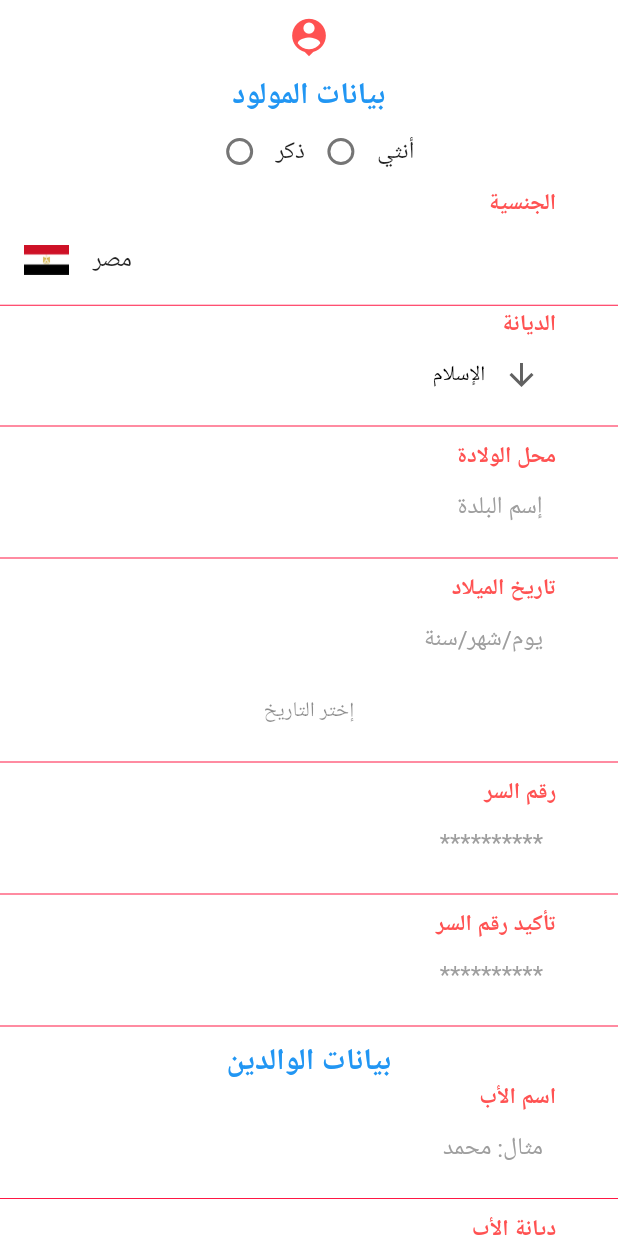
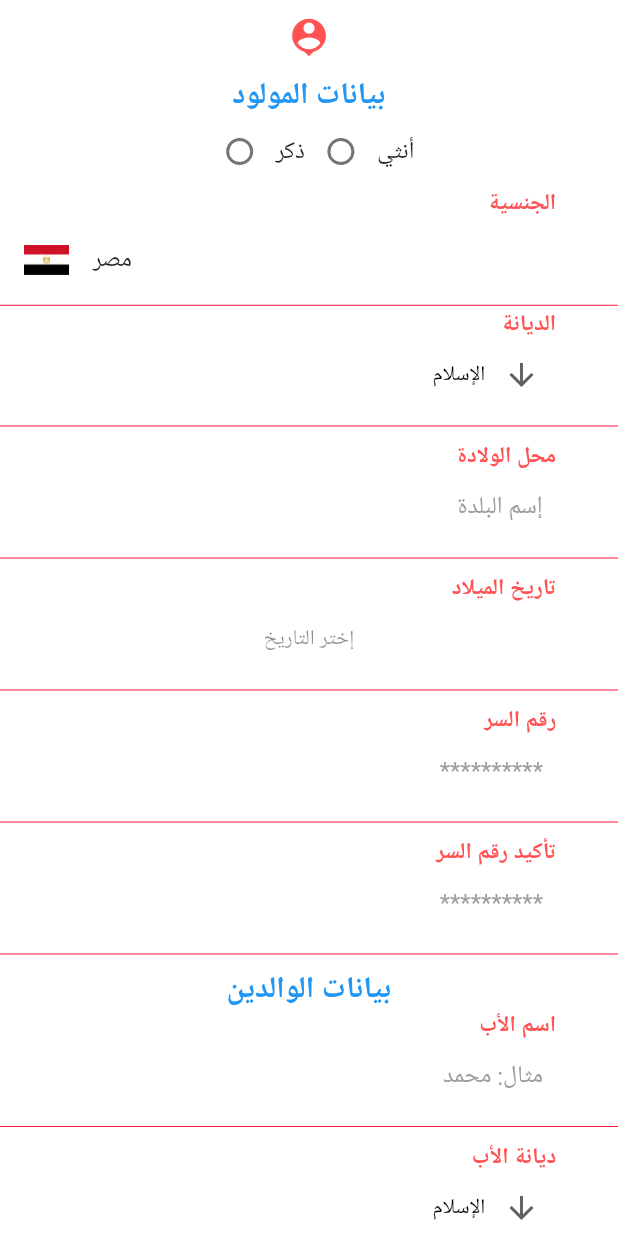
Before and after one commit to Hassan-Elseoudy/Governmental-Access-Model, a Flutter app: the screen it shows after launch, swiped to page 3, on a phone screen of 412 x 824 dp. Run offline on Flutter 3.47's test engine with Material 2 defaults, Android fonts, the phone set to English and light mode, and no system bars; our stand-ins replace cloud_firestore, firebase_auth, flutter_datetime_picker, pdf; accounts and stored records are empty.

Commit message:
There are some errors and overflow, i'll leave this shit for now

```diff
--- a/lib/Signup.dart
+++ b/lib/Signup.dart
@@ -40,7 +40,8 @@ class SignupPage extends StatefulWidget {
 }
 
 Map map = new Map();
-int _genderValue = -1;
+int genderValue = -1;
+
 List<TextEditingController> txtControllers =
     new List<TextEditingController>(21);
 
@@ -50,24 +51,32 @@ class _Signup extends State<SignupPage> with TickerProviderStateMixin {
     super.initState();
   }
 
+  /// Returns `true` if every [txt] is arabic, It's not working till now.
   bool isArabicString(String txt) {
     return new RegExp(r"[\u0600-\u06FF]").hasMatch(txt) == true ? true : false;
   }
 
-  Widget decoration(double _size) {
+  /// Returns `Divider` for decorations purposes with a specific [size].
+  Widget decoration(double size) {
     return new Divider(
       color: Colors.redAccent.shade400,
-      height: _size,
+      height: size,
     );
   }
 
+  /// Responsible to change the [genderValue] using [result] .
+  /// If `ذكر` then [genderValue] = 0, If `أنثي` then [genderValue] = 1
   void _handleChangeGenger(result) {
     setState(() {
-      _genderValue = result;
+      genderValue = result;
+      map['Gender'] = result == 0 ? 'ذكر' : 'أنثي';
     });
   }
 
-  Container dropDownBtn(List<String> _items, int idx) {
+  /// Returns a `Conainer` which contians list of items [_items]
+  /// And because every `Conainer` needs a controller, I created list of `dropDownBtn`
+  /// where each element is responsible for one list, so i needed an [idx] to diffrentiate
+  Container dropDownBtn(List<String> _items, int idx, String key) {
     return Container(
       padding: EdgeInsets.fromLTRB(
           MediaQuery.of(context).size.width * 0.70, 0, 0, 0),
@@ -86,6 +95,7 @@ class _Signup extends State<SignupPage> with TickerProviderStateMixin {
         onChanged: (String newVal) {
           setState(() {
             dropdownBtns[idx] = newVal;
+            map[key] = newVal;
           });
         },
         items: _items.map<DropdownMenuItem<String>>((String value) {
@@ -97,6 +107,13 @@ class _Signup extends State<SignupPage> with TickerProviderStateMixin {
       ),
     );
   }
+
+  /// [flag]: It's mainly used to diffrentiate between password fields & non-password ones.
+  /// [txt]: It has the main text for the component.
+  /// [hint]: It contains the hint text for every component.
+  /// [idx]: It was designed to get each text and save it in [map] public variable.
+  /// [txtController]: Because every text needs a controller so we can keep changes in each Text Field.
+  /// [_verifyText]: If we want to set validation method to each TextField, we can pass a function.
 
   Column col(bool flag, String txt, String hint, String idx,
       TextEditingController txtController, Function _verifyText) {
@@ -125,7 +142,8 @@ class _Signup extends State<SignupPage> with TickerProviderStateMixin {
         ),
         if (txt.contains("جنس") == false &&
             txt.contains("علاق") == false &&
-            txt.contains("ديانة") == false)
+            txt.contains("ديانة") == false &&
+            txt.contains('تاريخ') == false)
           new Container(
             width: MediaQuery.of(context).size.width,
             margin: const EdgeInsets.only(left: 40.0, right: 40.0, top: 0),
@@ -141,7 +159,6 @@ class _Signup extends State<SignupPage> with TickerProviderStateMixin {
                     onChanged: (text) {
                       map[idx] = txtController.text;
                       if (_verifyText(txtController.text)) {
-                        debugPrint("Hi");
                       }
                     },
                     controller: txtController,
@@ -163,6 +180,8 @@ class _Signup extends State<SignupPage> with TickerProviderStateMixin {
     );
   }
 
+  /// Responsible for Flags and countries. (Open Source)
+
   Widget _buildDialogItem(Country country) => Row(
         children: <Widget>[
           CountryPickerUtils.getDefaultFlagImage(country),
@@ -172,7 +191,9 @@ class _Signup extends State<SignupPage> with TickerProviderStateMixin {
         ],
       );
 
-  void _openCountryPickerDialog() => showDialog(
+  /// Responsible to open the dialouge for flags and countries. (Open Source)
+
+  void _openCountryPickerDialog(String key) => showDialog(
         context: context,
         builder: (context) => Theme(
             data: Theme.of(context).copyWith(primaryColor: Colors.pink),
@@ -185,11 +206,14 @@ class _Signup extends State<SignupPage> with TickerProviderStateMixin {
                   'إبحث عن الدولة',
                   textDirection: TextDirection.rtl,
                 ),
-                onValuePicked: (Country country) =>
-                    setState(() => _selectedDialogCountry = country),
+                onValuePicked: (Country country) => setState(() {
+                      _selectedDialogCountry = country;
+                      map[key] = country.name;
+                    }),
                 itemBuilder: _buildDialogItem)),
       );
 
+  /// Main function for the sign up Page.
   @override
   Widget build(BuildContext context) {
     return new ListView(
@@ -219,7 +243,7 @@ class _Signup extends State<SignupPage> with TickerProviderStateMixin {
             new Radio(
               value: 0,
               activeColor: Colors.blue,
-              groupValue: _genderValue,
+              groupValue: genderValue,
               onChanged: _handleChangeGenger,
             ),
             new Text(
@@ -230,7 +254,7 @@ class _Signup extends State<SignupPage> with TickerProviderStateMixin {
               value: 1,
               activeColor: Colors.pink,
               onChanged: _handleChangeGenger,
-              groupValue: _genderValue,
+              groupValue: genderValue,
             ),
             new Text(
               'أنثي',
@@ -240,16 +264,17 @@ class _Signup extends State<SignupPage> with TickerProviderStateMixin {
             ),
           ],
         ),
-        col(false, "الجنسية", "مصري", "1", new TextEditingController(),
-            isArabicString),
+        col(false, "الجنسية", "مصري", "Nationality",
+            new TextEditingController(), isArabicString),
         Container(
           width: MediaQuery.of(context).size.width * 0.85,
           child: Column(
             children: <Widget>[
               Container(
-                //  padding: EdgeInsets.fromLTRB( MediaQuery.of(context).size.width * 0.55, 0, 0, 0),
                 child: ListTile(
-                    onTap: _openCountryPickerDialog,
+                  onTap: () {
+                    _openCountryPickerDialog('Nationality');
+                  },
                   title: _buildDialogItem(_selectedDialogCountry),
                 ),
               )
@@ -257,23 +282,21 @@ class _Signup extends State<SignupPage> with TickerProviderStateMixin {
           ),
         ),
         decoration(5),
-        col(false, "الديانة", "مسلم/مسيحي", "2", new TextEditingController(),
-            isArabicString),
-        dropDownBtn(religions, 0),
+        col(false, "الديانة", "مسلم/مسيحي", "Religion",
+            new TextEditingController(), isArabicString),
+        dropDownBtn(religions, 0, 'Child_Religion'),
         decoration(20),
-        col(false, "محل الولادة", "إسم البلدة", "3",
+        col(false, "محل الولادة", "إسم البلدة", "POB",
             new TextEditingController(), isArabicString),
         decoration(20),
-        col(false, "تاريخ الميلاد", "يوم/شهر/سنة", "4",
+        col(false, "تاريخ الميلاد", "يوم/شهر/سنة", "DOB",
             new TextEditingController(), isArabicString),
         FlatButton(
             onPressed: () {
               DatePicker.showDatePicker(context,
-                  //   showTitleActions: true,
-
                   minTime: DateTime(1920, 1, 1),
                   maxTime: DateTime(2100, 12, 31), onConfirm: (date) {
-                debugPrint('confirm $date');
+                map['DOB'] = '${date.year}:${date.month}:${date.day}';
               }, currentTime: DateTime.now(), locale: LocaleType.ar);
             },
             child: Text(
@@ -282,10 +305,10 @@ class _Signup extends State<SignupPage> with TickerProviderStateMixin {
               style: TextStyle(color: Colors.black45),
             )),
         decoration(20),
-        col(true, "رقم السر", "**********", "5", new TextEditingController(),
-            isArabicString),
+        col(true, "رقم السر", "**********", "Password",
+            new TextEditingController(), isArabicString),
         decoration(20),
-        col(false, "تأكيد رقم السر", "**********", "6",
+        col(false, "تأكيد رقم السر", "**********", "Re_Password",
             new TextEditingController(), isArabicString),
         decoration(20),
         new Text(
@@ -297,23 +320,24 @@ class _Signup extends State<SignupPage> with TickerProviderStateMixin {
             fontWeight: FontWeight.bold,
           ),
         ),
-        col(false, "اسم اﻷب", "مثال: محمد", "7", new TextEditingController(),
-            isArabicString),
+        col(false, "اسم اﻷب", "مثال: محمد", "Father_Name",
+            new TextEditingController(), isArabicString),
         decoration(20),
-        col(false, "ديانة اﻷب", "مسلم/مسيحي", "8", new TextEditingController(),
-            isArabicString),
-        dropDownBtn(religions, 1),
+        col(false, "ديانة اﻷب", "Father_Religion", ".",
+            new TextEditingController(), isArabicString),
+        dropDownBtn(religions, 1, "Father_Religion"),
         decoration(20),
-        col(false, "جنسية اﻷب", "مصري", "9", new TextEditingController(),
-            isArabicString),
+        col(false, "جنسية اﻷب", "مصري", "Father_Nationality",
+            new TextEditingController(), isArabicString),
         Container(
           width: MediaQuery.of(context).size.width * 0.85,
           child: Column(
             children: <Widget>[
               Container(
-                //  padding: EdgeInsets.fromLTRB( MediaQuery.of(context).size.width * 0.55, 0, 0, 0),
                 child: ListTile(
-                    onTap: _openCountryPickerDialog,
+                  onTap: () {
+                    _openCountryPickerDialog('Father_Nationality');
+                  },
                   title: _buildDialogItem(_selectedDialogCountry),
                 ),
               )
@@ -326,7 +350,7 @@ class _Signup extends State<SignupPage> with TickerProviderStateMixin {
         decoration(20),
         col(false, "ديانة اﻷم", "مسلمة/مسيحية", "11",
             new TextEditingController(), isArabicString),
-        dropDownBtn(religions, 2),
+        dropDownBtn(religions, 2, "Mother_Religion"),
         decoration(20),
         col(false, "جنسية اﻷم", "مصرية", "12", new TextEditingController(),
             isArabicString),
@@ -335,9 +359,10 @@ class _Signup extends State<SignupPage> with TickerProviderStateMixin {
           child: Column(
             children: <Widget>[
               Container(
-                //  padding: EdgeInsets.fromLTRB( MediaQuery.of(context).size.width * 0.55, 0, 0, 0),
                 child: ListTile(
-                    onTap: _openCountryPickerDialog,
+                  onTap: () {
+                    _openCountryPickerDialog('Mother_Nationality');
+                  },
                   title: _buildDialogItem(_selectedDialogCountry),
                 ),
               )
@@ -371,18 +396,16 @@ class _Signup extends State<SignupPage> with TickerProviderStateMixin {
         decoration(20),
         col(false, "علاقته بالمولود", "مثال: اﻷب", "18",
             new TextEditingController(), isArabicString),
-        dropDownBtn(relatives, 3),
+        dropDownBtn(relatives, 3, "Type_Of_Connection"),
         decoration(20),
         col(false, "التاريخ", "يوم/شهر/سنة", "19", new TextEditingController(),
             isArabicString),
         FlatButton(
             onPressed: () {
               DatePicker.showDatePicker(context,
-                  //   showTitleActions: true,
-
                   minTime: DateTime(1920, 1, 1),
                   maxTime: DateTime(2100, 12, 31), onConfirm: (date) {
-                debugPrint('confirm $date');
+                map['DOA'] = '${date.year}:${date.month}:${date.day}';
               }, currentTime: DateTime.now(), locale: LocaleType.ar);
             },
             child: Text(
@@ -391,7 +414,7 @@ class _Signup extends State<SignupPage> with TickerProviderStateMixin {
               style: TextStyle(color: Colors.black45),
             )),
         decoration(20),
-        col(false, "العنوان", "مثال: القاهرة", "20",
+        col(false, "العنوان", "مثال: القاهرة", "Address",
             new TextEditingController(), isArabicString),
         decoration(20),
         new Container(
@@ -407,15 +430,13 @@ class _Signup extends State<SignupPage> with TickerProviderStateMixin {
                   ),
                   color: Colors.redAccent,
                   onPressed: () async {
-                 //   handleSignUp(map['4'], map['5']);
-                 //   map.forEach((k, v) => debugPrint('$k: $v'));
-                     debugPrint("M");
-                   setupPDF(); // ==>
-                   /* Navigator.push(
+                    //    handleSignUp(map['4'], map['5']);
+                    map.forEach((k, v) => debugPrint('$k: $v'));
+                    setupPDF();
+                    Navigator.push(
                       context,
                       MaterialPageRoute(builder: (context) => MyAccount()),
-                    ); */
-
+                    );
                   },
                   child: new Container(
                     padding: const EdgeInsets.symmetric(
--- a/pubspec.yaml
+++ b/pubspec.yaml
@@ -24,6 +24,6 @@ flutter:
     - assets/
 
   fonts:
-      - family: icomoon
-        fonts:
+    - family: icomoon
+      fonts:
         - asset: assets/fonts/IcoMoon.ttf
```
Also changed, not shown: 3 other files. Lines whose indentation alone changed are shown as unchanged.
